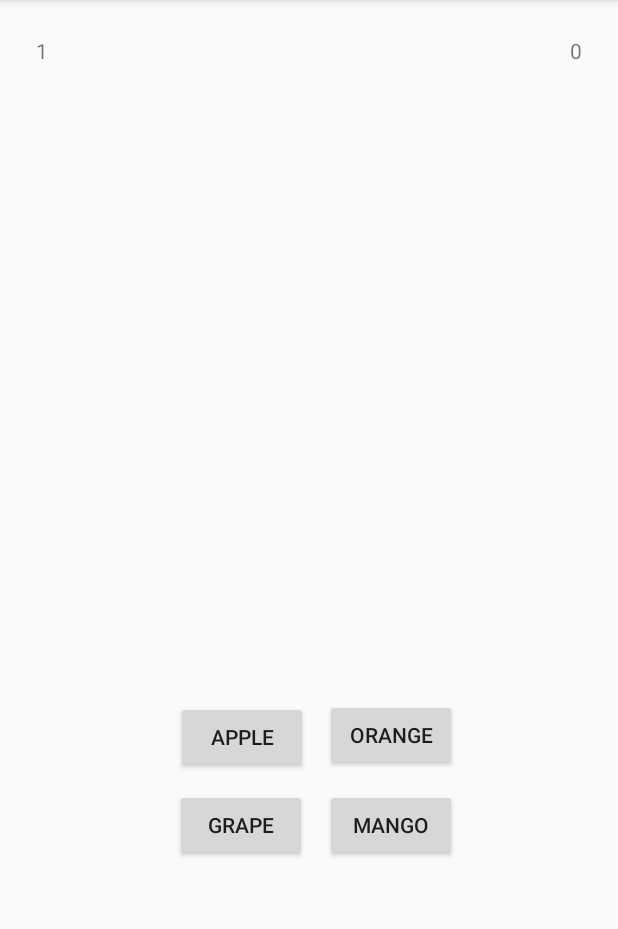
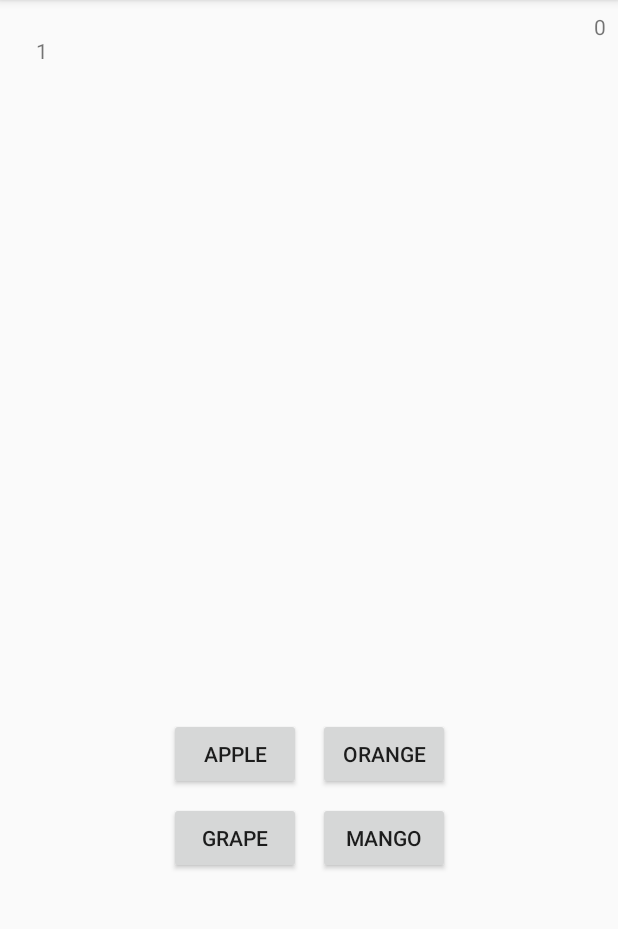
Before and after one commit to sgamlath/LearnAFruit, an Android app: the QuestionActivity screen opened directly, with no data from a screen before it, on a phone screen of 412 x 824 dp, the part 84-1013 px from its top. Run offline under Robolectric (Android 15) with nearby library versions, the phone set to English and light mode, and no system bars; our stand-ins replace Picasso; pictures from the network do not load.

Commit message:
Quiz part functionality completed

```diff
--- a/app/src/main/java/com/example/learnafruit/ApiInterface.java
+++ b/app/src/main/java/com/example/learnafruit/ApiInterface.java
@@ -9,7 +9,10 @@ public interface ApiInterface {
 
     String JSONURL = "https://damp-sea-11322.herokuapp.com/question/";
 
-    @GET("questionlist")
-    Call<String> getString();
+    @GET("fruitlist")
+    Call<String> getFruitList();
+
+    @GET("getquestionlist")
+    Call<String> getQuestionList();
 
 }
--- a/app/src/main/res/layout/activity_question.xml
+++ b/app/src/main/res/layout/activity_question.xml
@@ -8,13 +8,17 @@
 
     <ImageView
         android:id="@+id/imageView"
-        android:layout_width="200dp"
-        android:layout_height="0dp"
-        android:layout_marginTop="116dp"
-        android:layout_marginBottom="113dp"
-        app:layout_constraintBottom_toTopOf="@+id/ans2"
+        android:layout_width="250dp"
+        android:layout_height="250dp"
+        android:layout_marginStart="8dp"
+        android:layout_marginLeft="8dp"
+        android:layout_marginTop="120dp"
+        android:layout_marginEnd="8dp"
+        android:layout_marginRight="8dp"
+        android:layout_marginBottom="140dp"
+        app:layout_constraintBottom_toTopOf="@+id/ans3"
         app:layout_constraintEnd_toEndOf="parent"
-        app:layout_constraintHorizontal_bias="0.497"
+        app:layout_constraintHorizontal_bias="0.51"
         app:layout_constraintStart_toStartOf="parent"
         app:layout_constraintTop_toTopOf="parent"
         tools:srcCompat="@tools:sample/avatars" />
@@ -23,60 +27,65 @@
         android:id="@+id/ans1"
         android:layout_width="wrap_content"
         android:layout_height="wrap_content"
-        android:layout_marginStart="10dp"
-        android:layout_marginLeft="10dp"
-        android:layout_marginTop="1dp"
+        android:layout_marginTop="8dp"
         android:layout_marginEnd="11dp"
         android:layout_marginRight="11dp"
+        android:layout_marginBottom="8dp"
         android:onClick="ansClick"
         android:tag="1"
         android:text="Apple"
+        app:layout_constraintBottom_toTopOf="@+id/ans3"
         app:layout_constraintEnd_toStartOf="@+id/ans2"
+        app:layout_constraintHorizontal_bias="0.5"
         app:layout_constraintHorizontal_chainStyle="packed"
         app:layout_constraintStart_toStartOf="parent"
-        app:layout_constraintTop_toTopOf="@+id/ans2" />
+        app:layout_constraintTop_toBottomOf="@+id/imageView"
+        app:layout_constraintVertical_bias="1.0" />
 
     <Button
         android:id="@+id/ans2"
         android:layout_width="wrap_content"
         android:layout_height="wrap_content"
-        android:layout_marginBottom="12dp"
+        android:layout_marginTop="8dp"
+        android:layout_marginBottom="8dp"
         android:onClick="ansClick"
         android:tag="2"
         android:text="Orange"
         app:layout_constraintBottom_toTopOf="@+id/ans4"
         app:layout_constraintEnd_toEndOf="parent"
+        app:layout_constraintHorizontal_bias="0.5"
         app:layout_constraintStart_toEndOf="@+id/ans1"
-        app:layout_constraintTop_toBottomOf="@+id/imageView" />
+        app:layout_constraintTop_toBottomOf="@+id/imageView"
+        app:layout_constraintVertical_bias="1.0" />
 
     <Button
         android:id="@+id/ans3"
         android:layout_width="wrap_content"
         android:layout_height="wrap_content"
-        android:layout_marginStart="9dp"
-        android:layout_marginLeft="9dp"
-        android:layout_marginEnd="12dp"
-        android:layout_marginRight="12dp"
+        android:layout_marginEnd="11dp"
+        android:layout_marginRight="11dp"
+        android:layout_marginBottom="173dp"
         android:onClick="ansClick"
         android:tag="3"
         android:text="Grape"
-        app:layout_constraintBaseline_toBaselineOf="@+id/ans4"
+        app:layout_constraintBottom_toBottomOf="parent"
         app:layout_constraintEnd_toStartOf="@+id/ans4"
+        app:layout_constraintHorizontal_bias="0.5"
         app:layout_constraintHorizontal_chainStyle="packed"
-        app:layout_constraintStart_toStartOf="parent" />
+        app:layout_constraintStart_toStartOf="parent"
+        app:layout_constraintTop_toBottomOf="@+id/imageView" />
 
     <Button
         android:id="@+id/ans4"
         android:layout_width="wrap_content"
         android:layout_height="wrap_content"
-        android:layout_marginBottom="194dp"
         android:onClick="ansClick"
         android:tag="4"
         android:text="Mango"
-        app:layout_constraintBottom_toBottomOf="parent"
+        app:layout_constraintBaseline_toBaselineOf="@+id/ans3"
         app:layout_constraintEnd_toEndOf="parent"
-        app:layout_constraintStart_toEndOf="@+id/ans3"
-        app:layout_constraintTop_toBottomOf="@+id/ans2" />
+        app:layout_constraintHorizontal_bias="0.5"
+        app:layout_constraintStart_toEndOf="@+id/ans3" />
 
     <TextView
         android:id="@+id/txtRound"
@@ -93,10 +102,11 @@
         android:id="@+id/txtScore"
         android:layout_width="wrap_content"
         android:layout_height="wrap_content"
-        android:layout_marginTop="24dp"
-        android:layout_marginEnd="24dp"
-        android:layout_marginRight="24dp"
+        android:layout_marginTop="8dp"
+        android:layout_marginEnd="8dp"
+        android:layout_marginRight="8dp"
         android:text="TextView"
         app:layout_constraintEnd_toEndOf="parent"
         app:layout_constraintTop_toTopOf="parent" />
+
 </android.support.constraint.ConstraintLayout>
```
Also changed, not shown: app/src/main/java/com/example/learnafruit/LearnActivity.java (+4 -13 lines), app/src/main/java/com/example/learnafruit/QuestionActivity.java (+110 -5 lines), app/src/main/java/com/example/learnafruit/QuestionModel.java (added, +56 -0 lines).
